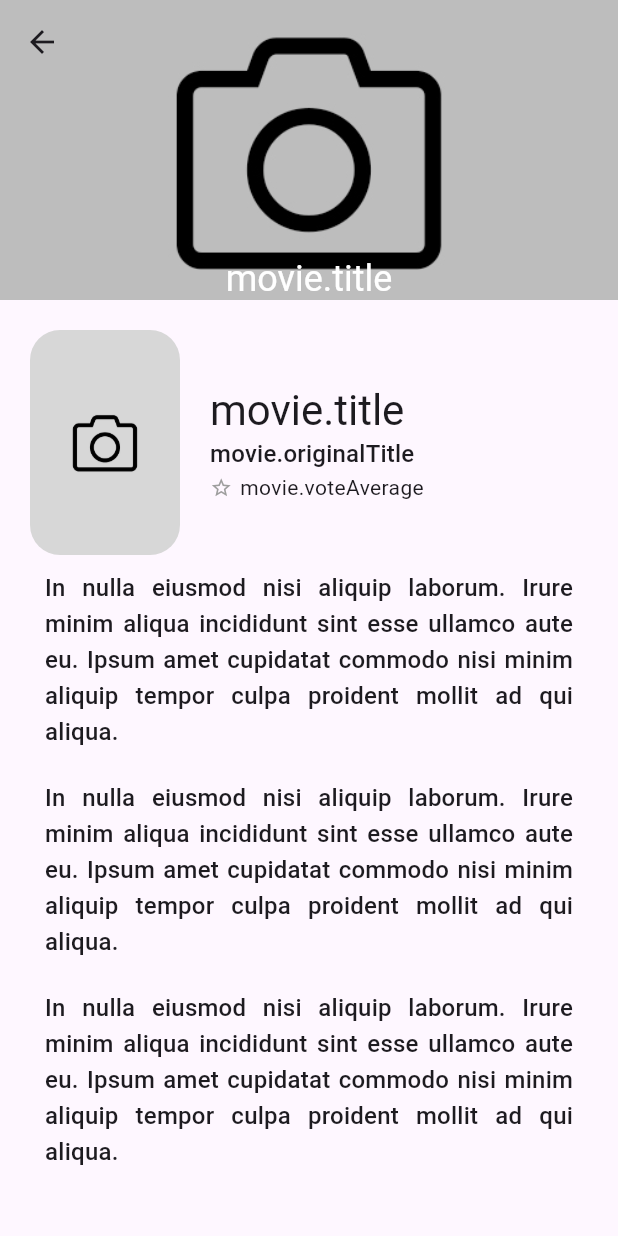
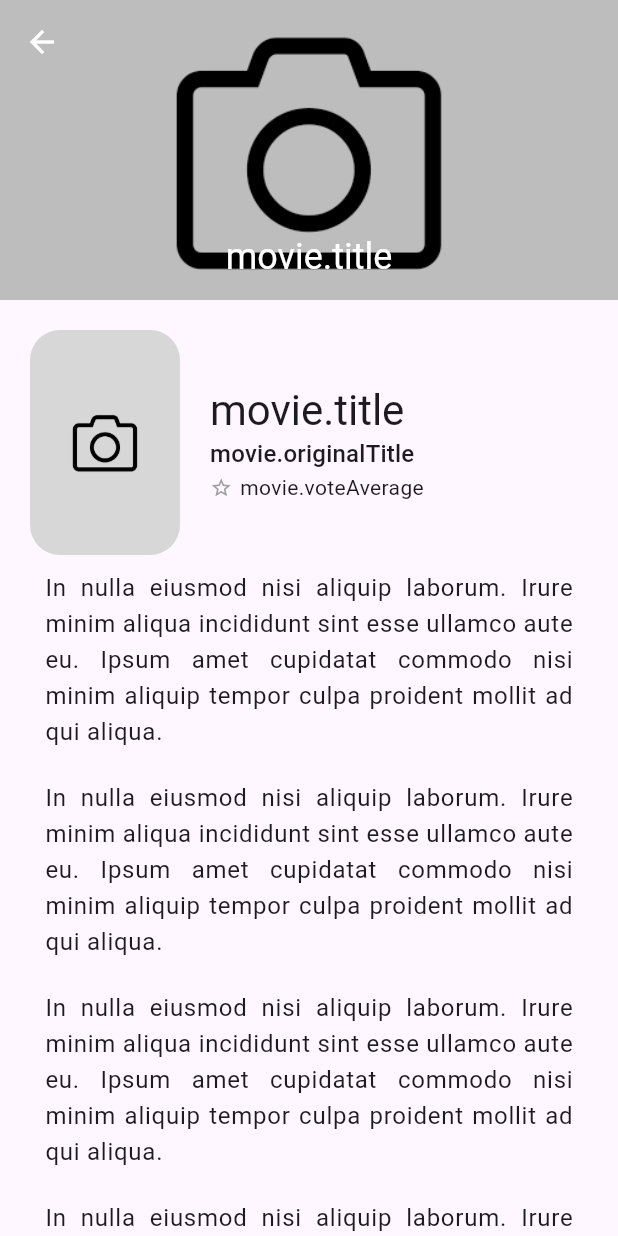
Before and after one commit to lowkeyjuanb/movie_app, a Flutter app: the DetailsScreen screen opened by its route, on a phone screen of 412 x 824 dp. Run offline on Flutter 3.47's test engine with Material 3 defaults, Android fonts, the phone set to English and light mode, and no system bars; our stand-ins replace card_swiper; missing offline and left inert: dart:ffi; network calls fail.

Commit message:
details_screen casting_cards; full skeleton

```diff
--- /dev/null
+++ b/devtools_options.yaml
@@ -0,0 +1,3 @@
+description: This file stores settings for Dart & Flutter DevTools.
+documentation: https://docs.flutter.dev/tools/devtools/extensions#configure-extension-enablement-states
+extensions:
--- a/lib/screens/details_screen.dart
+++ b/lib/screens/details_screen.dart
@@ -1,7 +1,8 @@
 import "package:flutter/material.dart";
-import "package:flutter/widgets.dart";
+import "package:movie_app/widgets/casting_cards.dart";
 
 class DetailsScreen extends StatelessWidget {
+  const DetailsScreen({super.key});
   @override
   Widget build(BuildContext context) {
     final String movie =
@@ -12,13 +13,18 @@ class DetailsScreen extends StatelessWidget {
       slivers: [
         _CustomAppBar(),
         SliverList(
-            delegate:
-                SliverChildListDelegate([_PosterAndTitle(),
-                _Overview(),
-                _Overview(),
-                _Overview(),
-
-                ])),
+            delegate: SliverChildListDelegate([
+          _PosterAndTitle(),
+          _Overview(),
+          _Overview(),
+          _Overview(),
+          _Overview(),
+          _Overview(),
+          _Overview(),
+          _Overview(),
+          _Overview(),
+          CastingCards()
+        ])),
       ],
     ));
   }
@@ -28,6 +34,9 @@ class _CustomAppBar extends StatelessWidget {
   @override
   Widget build(BuildContext context) {
     return SliverAppBar(
+      iconTheme: const IconThemeData(
+        color: Colors.white, //change your color here
+      ),
       backgroundColor: Colors.green[900],
       expandedHeight: 200,
       floating: false,
@@ -36,6 +45,7 @@ class _CustomAppBar extends StatelessWidget {
         centerTitle: true,
         titlePadding: const EdgeInsets.all(0),
         title: Container(
+          padding: const EdgeInsets.only(bottom: 10),
           width: double.infinity,
           color: Colors.black12,
           alignment: Alignment.bottomCenter,
@@ -114,11 +124,11 @@ class _Overview extends StatelessWidget {
   @override
   Widget build(BuildContext context) {
     return Container(
-        padding: EdgeInsets.symmetric(horizontal: 30, vertical: 10),
+        padding: const EdgeInsets.symmetric(horizontal: 30, vertical: 10),
         child: Text(
           'In nulla eiusmod nisi aliquip laborum. Irure minim aliqua incididunt sint esse ullamco aute eu. Ipsum amet cupidatat commodo nisi minim aliquip tempor culpa proident mollit ad qui aliqua.',
           textAlign: TextAlign.justify,
-          style: Theme.of(context).textTheme.titleMedium,
+          style: Theme.of(context).textTheme.bodyLarge,
         ));
   }
 }
--- a/lib/widgets/card_swiper.dart
+++ b/lib/widgets/card_swiper.dart
@@ -11,7 +11,6 @@ class CardSwiper extends StatelessWidget {
     return Container(
         width: double.infinity,
         height: size.height * .5,
-
         child: Swiper(
             itemCount: 10,
             layout: SwiperLayout.STACK,
--- a/lib/widgets/widgets.dart
+++ b/lib/widgets/widgets.dart
@@ -1,2 +1,4 @@
+
+export 'package:movie_app/widgets/card_swiper.dart';
+export 'package:movie_app/widgets/casting_cards.dart';
 export 'package:movie_app/widgets/movie_slider.dart';
-export 'package:movie_app/widgets/card_swiper.dart';
```
Also changed, not shown: lib/widgets/casting_cards.dart (+50 -0 lines).
